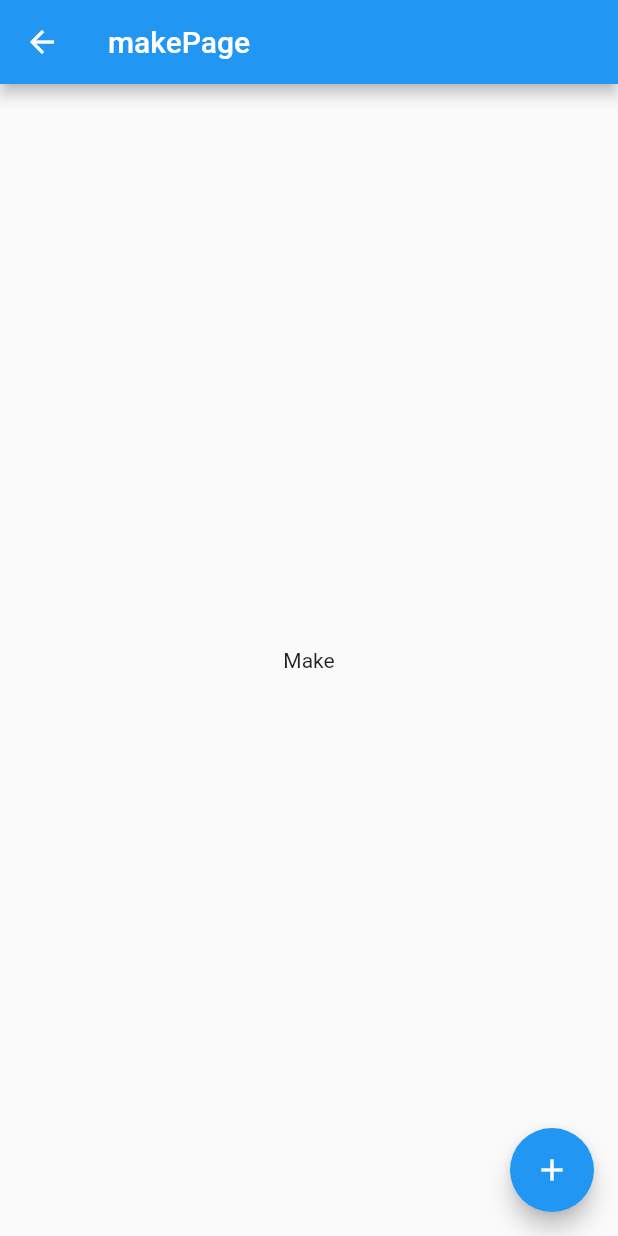
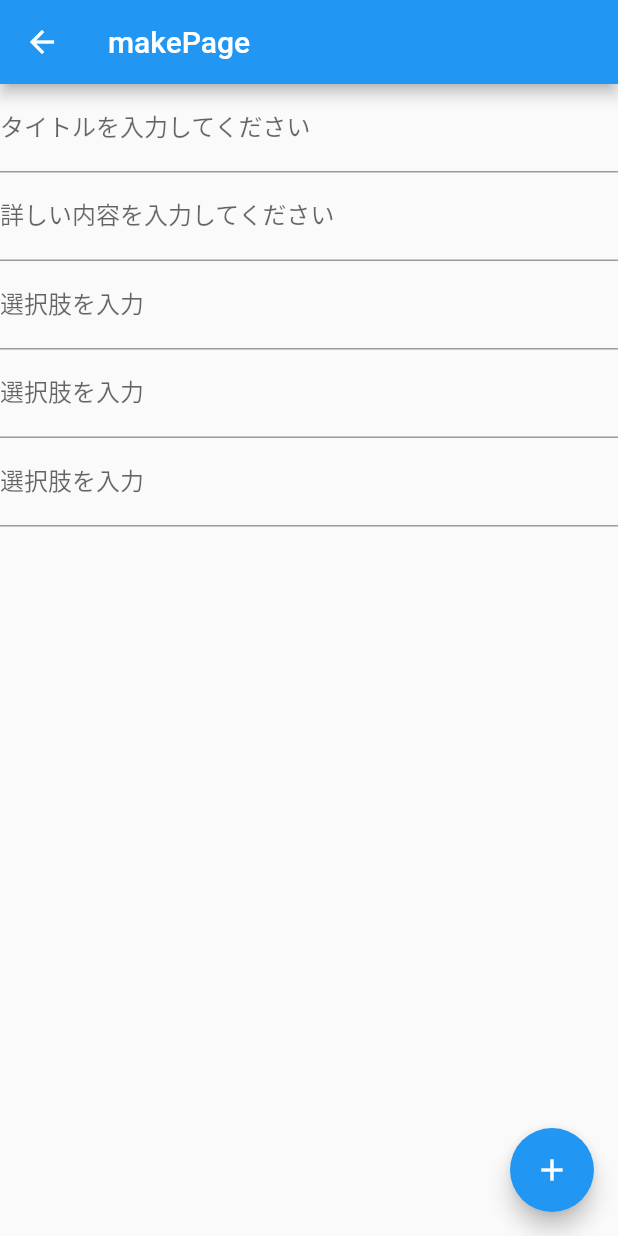
Before and after one commit to kyutech-programming-club/ore_kota, a Flutter app: the MakePage screen opened directly, on a phone screen of 412 x 824 dp. Run offline on Flutter 3.47's test engine with Material 2 defaults, Android fonts, the light colour scheme and no system bars; our stand-ins replace firebase_auth, firebase_core, google_sign_in, hexcolor, vibration; accounts and stored records are empty; Roboto replaces fonts that are missing (Sans).

Commit message:
Add TextFields

```diff
--- a/lib/make/make_page.dart
+++ b/lib/make/make_page.dart
@@ -1,9 +1,18 @@
 import 'package:flutter/cupertino.dart';
 import 'package:flutter/material.dart';
+import 'package:ore_kota/make/component/choice.dart';
 import 'package:ore_kota/make/component/choose_people_page.dart';
 
-class MakePage extends StatelessWidget {
+class MakePage extends StatefulWidget {
   const MakePage({Key? key}) : super(key: key);
+
+  @override
+  _MakePageState createState() => _MakePageState();
+}
+
+class _MakePageState extends State<MakePage> {
+  final myController1 = TextEditingController();
+  final myController2 = TextEditingController();
 
   @override
   Widget build(BuildContext context) {
@@ -13,11 +22,25 @@ class MakePage extends StatelessWidget {
       ),
       body: Center(
         child: Column(
-          mainAxisAlignment: MainAxisAlignment.center,
+          mainAxisAlignment: MainAxisAlignment.start,
           children: <Widget>[
-            Text(
-              'Make',
+            TextField(
+              controller: myController1,
+              decoration: InputDecoration(
+                labelText: "タイトルを入力してください",
+              ),
+              textAlignVertical: TextAlignVertical(y: -1),
             ),
+            TextField(
+              controller: myController2,
+              decoration: InputDecoration(
+                labelText: "詳しい内容を入力してください",
+              ),
+              textAlignVertical: TextAlignVertical.bottom,
+            ),
+            Choice(),
+            Choice(),
+            Choice(),
           ],
         ),
       ),
```
